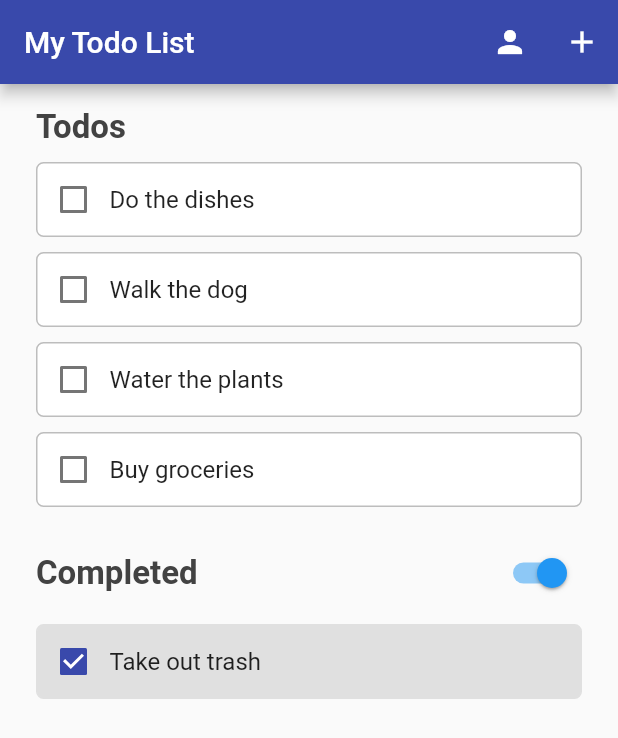
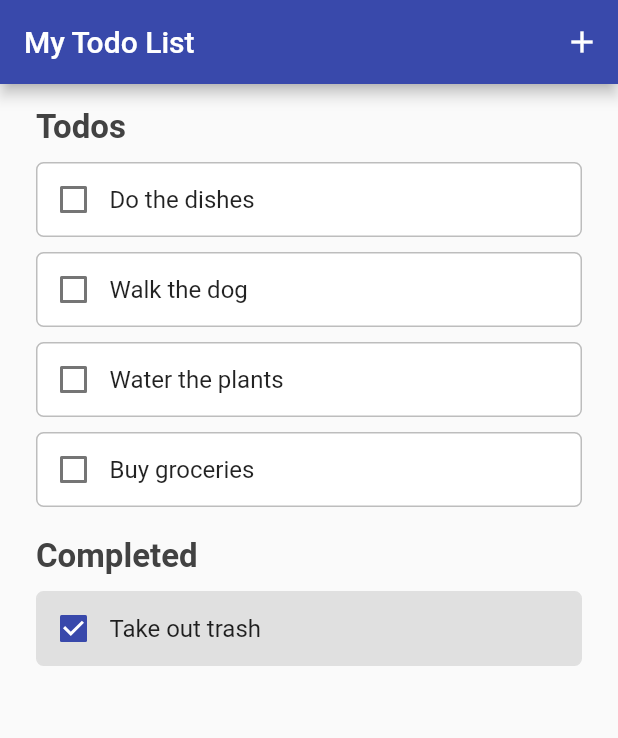
Before and after one commit to zeitspace/flutter-session, a Flutter app: the screen it shows after launch, on a phone screen of 412 x 824 dp. Shown: the top 738 px of the screen. Run offline on Flutter 3.47's test engine with Material 2 defaults, Android fonts, the phone set to English and light mode, and no system bars.

Commit message:
Setup step 3

```diff
--- a/app/lib/main.dart
+++ b/app/lib/main.dart
@@ -1,6 +1,5 @@
 import 'package:flutter/material.dart';
 import './new_todo.dart';
-import './friend_todos.dart';
 
 void main() {
   runApp(MyApp());
@@ -29,9 +28,7 @@ class MyApp extends StatelessWidget {
         ),
       ),
       home: MyTodos(title: 'My Todo List'),
-        routes: {
-          '/friends': (context) => FriendTodos(title: "Friends Todos"),
-        });
+    );
   }
 }
 
@@ -119,10 +116,6 @@ class _MyTodosState extends State<MyTodos> {
         title: Text(widget.title),
         actions: [
           IconButton(
-            icon: Icon(Icons.person),
-            onPressed: () => Navigator.pushNamed(context, "/friends"),
-          ),
-          IconButton(
             icon: Icon(Icons.add),
             onPressed: () => _addTodo(context),
           ),
@@ -138,23 +131,7 @@ class _MyTodosState extends State<MyTodos> {
             SizedBox(height: 10),
             Column(children: _todoList()),
             SizedBox(height: 10),
-            Row(
-              mainAxisAlignment: MainAxisAlignment.spaceBetween,
-              children: [
-                Text("Completed",
-                    style: _showCompleted
-                        ? Theme.of(context).textTheme.headline1
-                        : Theme.of(context)
-                            .textTheme
-                            .headline1
-                            .copyWith(color: Colors.grey[400])),
-                Switch.adaptive(
-                  value: _showCompleted,
-                  onChanged: (newVal) =>
-                      setState(() => _showCompleted = newVal),
-                ),
-              ],
-            ),
+            Text("Completed", style: Theme.of(context).textTheme.headline1),
             SizedBox(height: 10),
             Column(children: _completeList()),
           ],
```
Also changed, not shown: app/lib/friend_todos.dart (deleted, +0 -95 lines). Lines whose indentation alone changed are shown as unchanged.
